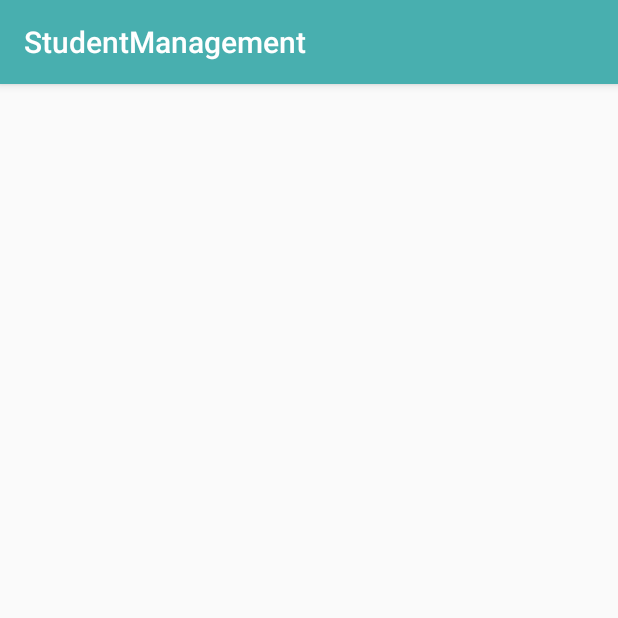
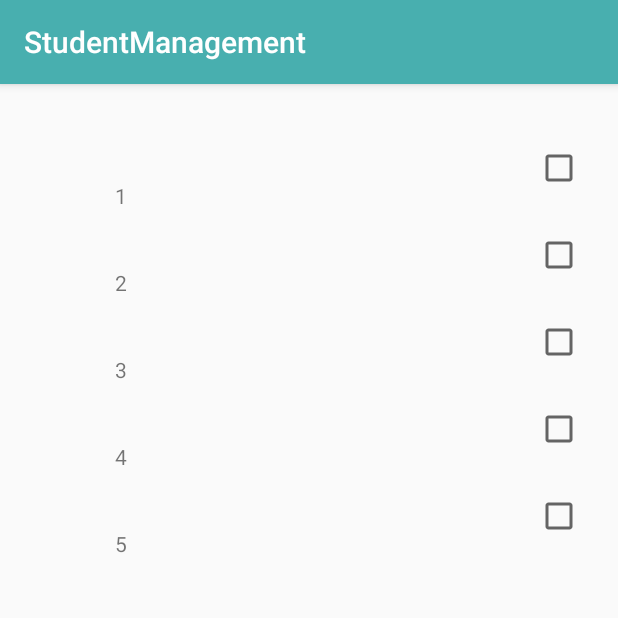
Before and after one commit to Recomi/StudentManagement, an Android app: the CampusAssociationAddActivity screen opened directly, with no data from a screen before it, on a phone screen of 412 x 824 dp, the top half of it. Run offline under Robolectric (Android 15) with nearby library versions, the light colour scheme and no system bars; our stand-ins replace ButterKnife.

Commit message:
小调界面

```diff
--- a/app/src/main/java/site/recomi/studentmanagement/gui/activities/CampusAssociationAddActivity.java
+++ b/app/src/main/java/site/recomi/studentmanagement/gui/activities/CampusAssociationAddActivity.java
@@ -3,6 +3,7 @@
 import android.support.annotation.NonNull;
 import android.support.v7.app.AppCompatActivity;
 import android.os.Bundle;
+import android.support.v7.widget.LinearLayoutManager;
 import android.support.v7.widget.RecyclerView;
 import android.view.LayoutInflater;
 
@@ -10,6 +11,7 @@
 import java.util.List;
 
 import butterknife.BindView;
+import butterknife.ButterKnife;
 import site.recomi.studentmanagement.R;
 import site.recomi.studentmanagement.gui.adapter.BaseRecycleViewAdapter;
 import site.recomi.studentmanagement.gui.adapter.ViewHolder;
@@ -24,6 +26,7 @@
     protected void onCreate(Bundle savedInstanceState) {
         super.onCreate(savedInstanceState);
         setContentView(R.layout.activity_campus_association_add);
+        ButterKnife.bind(this);
 
         List<CampusAssociationItem> lists = new ArrayList<>();
         lists.add(new CampusAssociationItem("1"));
@@ -34,9 +37,11 @@
         adapter = new BaseRecycleViewAdapter<CampusAssociationItem>(this ,lists , R.layout.recycler_view_item_1) {
             @Override
             public void convert(ViewHolder holder, CampusAssociationItem campusAssociationItem) {
-
+                    holder.setText(R.id.textView2 , campusAssociationItem.getName());
             }
         };
 
+        rv.setLayoutManager(new LinearLayoutManager(this,LinearLayoutManager.VERTICAL, false));
+        rv.setAdapter(adapter);
     }
 }
--- a/app/src/main/res/layout/activity_campus_association.xml
+++ b/app/src/main/res/layout/activity_campus_association.xml
@@ -420,7 +420,8 @@
                     android:layout_marginRight="15dp"
                     android:layout_marginBottom="10dp"
                     app:cardCornerRadius="10dp"
-                    app:cardElevation="3dp">
+                    app:cardElevation="3dp"
+                    android:id="@+id/plus">
 
                     <ImageView
                         android:layout_width="40dp"
```
Also changed, not shown: app/src/main/java/site/recomi/studentmanagement/gui/activities/CampusAssociationActivity.java (+10 -0 lines).
